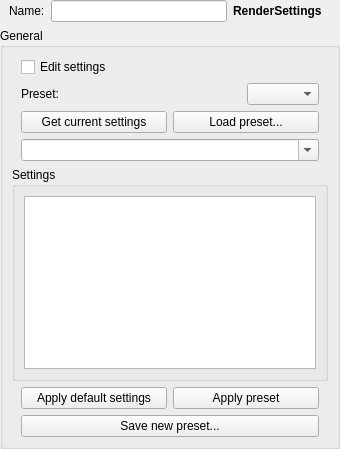
The window that Prism/Scripts/ProjectScripts/StateManagerNodes/StateUserInterfaces/default_RenderSettings.ui (PrismPipeline/Prism) describes before a commit, drawn with Qt 5.
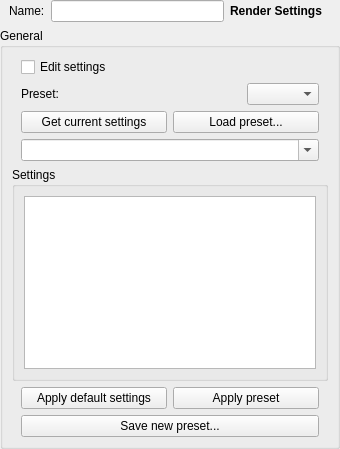
The same window after the commit.

The edit to the form file:
```diff
--- a/Prism/Scripts/ProjectScripts/StateManagerNodes/StateUserInterfaces/default_RenderSettings.ui
+++ b/Prism/Scripts/ProjectScripts/StateManagerNodes/StateUserInterfaces/default_RenderSettings.ui
@@ -78,7 +78,7 @@
          </font>
         </property>
         <property name="text">
-         <string>RenderSettings</string>
+         <string>Render Settings</string>
         </property>
        </widget>
       </item>
```
